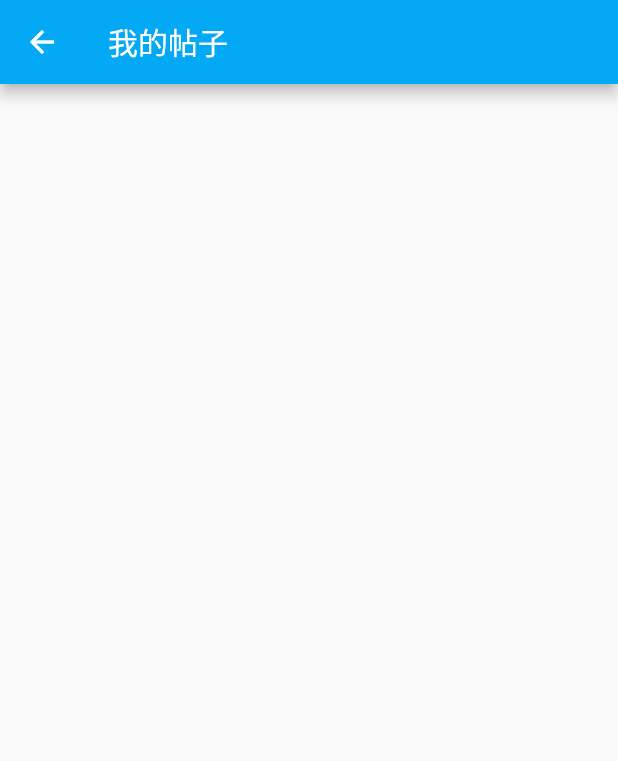
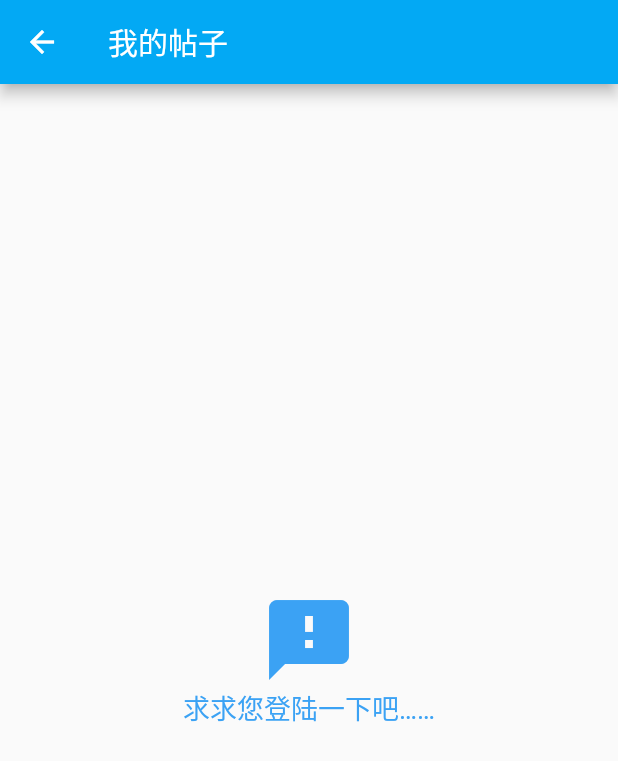
Before and after one commit to CSUSTers/webo-android, a Flutter app: the MyPostPage screen opened directly, on a phone screen of 412 x 824 dp. Shown: the top 761 px of the screen. Run offline on Flutter 3.47's test engine with Material 2 defaults, Android fonts, the phone set to English and light mode, and no system bars; drawn by our look-alikes of pull_to_refresh; our stand-ins replace convert, dio, fluttertoast, shared_preferences; missing offline and left inert: simple_gravatar; accounts and stored records are empty.

Commit message:
fix: now, we won't allow non-login users to access following list.

```diff
--- a/lib/view/webo_list_view.dart
+++ b/lib/view/webo_list_view.dart
@@ -2,14 +2,13 @@ import 'package:dio/dio.dart';
 import 'package:flutter/material.dart';
 import 'package:fluttertoast/fluttertoast.dart';
 import 'package:provider/provider.dart';
-import 'package:shared_preferences/shared_preferences.dart';
+import 'package:pull_to_refresh/pull_to_refresh.dart';
 import 'package:webo/contants/http_code.dart';
+import 'package:webo/contants/style.dart';
 import 'package:webo/contants/webo.dart';
 import 'package:webo/contants/webo_url.dart';
 import 'package:webo/http/dio_with_token.dart';
-import 'package:pull_to_refresh/pull_to_refresh.dart';
 import 'package:webo/rom/user_provider.dart';
-import 'package:webo/util/prefs.dart';
 import 'package:webo/widget/webo_card.dart';
 
 class WebOListView extends StatefulWidget {
@@ -29,12 +28,17 @@ class _WebOListViewState extends State<WebOListView> {
   final forms = List<WebO>();
   String nextForm;
 
-  final _controller = RefreshController(initialRefresh: true);
+  var _controller;
 
 
   @override
-  Widget build(BuildContext context) {
-    return SmartRefresher(
+  void initState() {
+    super.initState();
+    _controller = RefreshController(initialRefresh: !_couldNotLoad);
+  }
+
+  get _mainList =>
+      SmartRefresher(
         controller: _controller,
         onRefresh: _refresh,
         onLoading: _load,
@@ -51,19 +55,47 @@ class _WebOListViewState extends State<WebOListView> {
             separatorBuilder: (BuildContext context, int index) =>
             const Divider()),
       );
+
+  @override
+  Widget build(BuildContext context) {
+    if (_couldNotLoad) {
+      return _notValid;
+    }
+    return _mainList;
   }
 
+  get _couldNotLoad =>
+      [WebOListView.MINE, WebOListView.FOLLOW_ONLY].any((it) => it == mode)
+          && !_currentIsLogin;
 
+  get _currentIsLogin => _currentUserId != null && _currentUserId > 0;
+
+  get _notValid {
+    final color = Colors.blue.withOpacity(0.88);
+    return Center(
+        child: Column(
+          mainAxisSize: MainAxisSize.max,
+          mainAxisAlignment: MainAxisAlignment.center,
+          children: <Widget>[
+            Icon(Icons.sms_failed, size: 64.0, color: color),
+            Text("求求您登陆一下吧……", style: mainTextFont.apply(color: color))
+          ],
+        )
+    );
+  }
 
   get _dio => mode == WebOListView.FOLLOW_ONLY ? Dio() : DioWithToken.getInstance();
+
+  get _currentUserId {
+    UserProvider provider = Provider.of<UserProvider>(context, listen: false);
+    int id = provider?.user?.id;
+    return id;
+  }
 
   get modeParams {
     var params = {};
     if (mode == WebOListView.FOLLOW_ONLY || mode == WebOListView.MINE) {
-      UserProvider provider = Provider.of<UserProvider>(context, listen: false);
-      int id = provider.user.id;
-      print("MODEPARAMES: $id");
-      params["id"] = id;
+      params["id"] = _currentUserId;
     }
     return params;
   }
```
Lines whose indentation alone changed are shown as unchanged.
